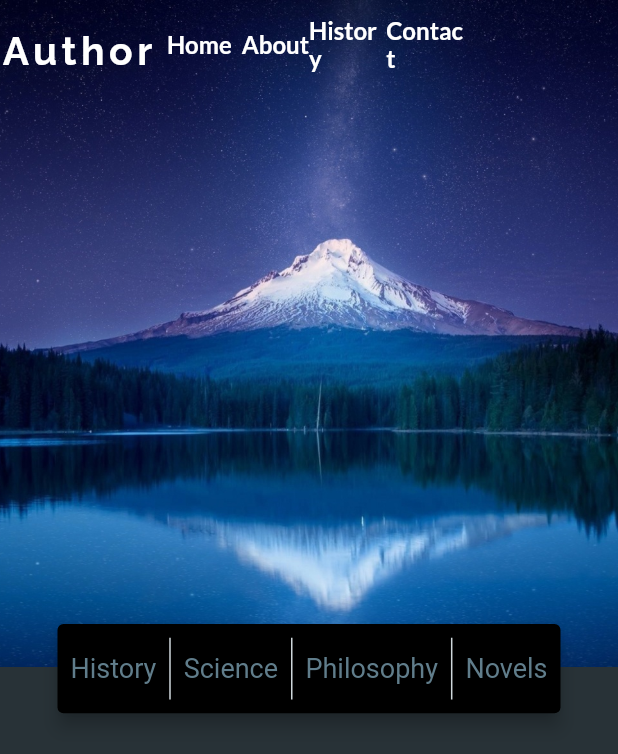
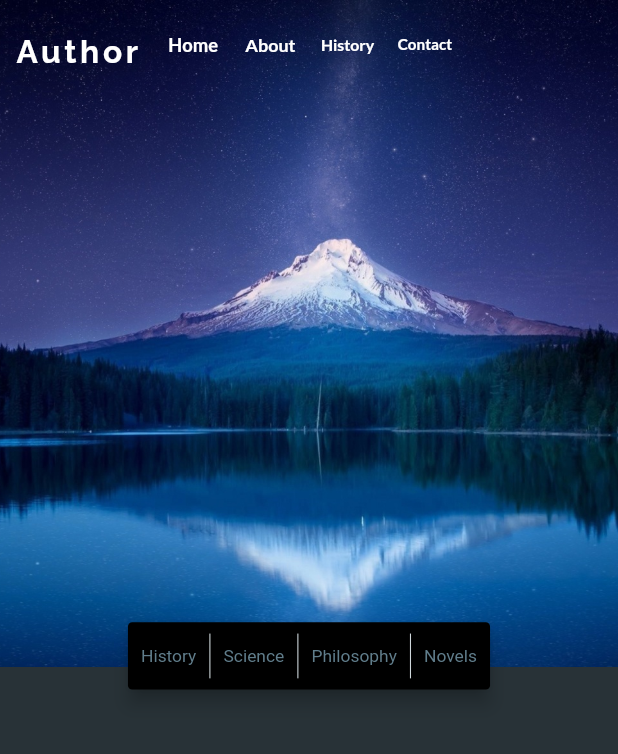
Before and after one commit to kritbovorn/Sample_web_flutter, a Flutter app: the screen it shows after launch, on a phone screen of 412 x 824 dp. Shown: the top 754 px of the screen. Run offline on Flutter 3.47's test engine with Material 2 defaults, Android fonts, the phone set to English and light mode, and no system bars; our stand-ins replace google_fonts.

Commit message:
try again

```diff
--- a/lib/customWidget/header_menu.dart
+++ b/lib/customWidget/header_menu.dart
@@ -29,19 +29,24 @@ class HeaderMenu extends StatelessWidget {
 
                         },
 
-
                         onTap: () {
                           onTap;
                         },
                         child: Column(
                           children: [
 
-                            Text(
-                              title,
-                              style: GoogleFonts.lato(
-                                color: visble ? const Color.fromARGB(255, 209, 165, 21) : Colors.white,
-                                fontWeight: FontWeight.bold,
-                                fontSize: 16,
+                            FittedBox(
+                              fit: BoxFit.fitWidth,
+                              child: Padding(
+                                padding: const EdgeInsets.only(left: 12, right: 12),
+                                child: Text(
+                                  title,
+                                  style: GoogleFonts.lato(
+                                    color: visble ? const Color.fromARGB(255, 209, 165, 21) : Colors.white,
+                                    fontWeight: FontWeight.bold,
+                                    fontSize: 16,
+                                  ),
+                                ),
                               ),
                             ),
                             const SizedBox(height: 8,),
--- a/lib/screens/home_page.dart
+++ b/lib/screens/home_page.dart
@@ -30,6 +30,7 @@ class _HomePageState extends State<HomePage> {
   Widget build(BuildContext context) {
 
     var screenSize = MediaQuery.of(context).size;
+
     _opacity = _scrollPosition < screenSize.height * 0.4 ? _scrollPosition / (screenSize.height * 0.4) : 1;
 
     return Scaffold(
--- a/lib/widgets/floating_quick_access_bar.dart
+++ b/lib/widgets/floating_quick_access_bar.dart
@@ -1,5 +1,5 @@
 import 'package:flutter/material.dart';
-import 'package:web_app/responsive/responsive.dart';
+// import 'package:web_app/responsive/responsive.dart';
 
 class FloatingQuickAccessBar extends StatefulWidget {
 
@@ -41,11 +41,14 @@ class _FloatingQuickAccessBarState extends State<FloatingQuickAccessBar> {
             });
           },
           onTap: () {},
+          child: Padding(
+            padding: const EdgeInsets.only(left: 12, right: 12),
             child: Text(
               items[i],
               style: TextStyle(
                 color: _isHoverings[i] ? Colors.blueGrey[900] : Colors.blueGrey,
-            fontSize: 18,
+                fontSize: 16,
+              ),
             ),
           ),
         );
@@ -77,16 +80,19 @@ class _FloatingQuickAccessBarState extends State<FloatingQuickAccessBar> {
       child: Padding(
         padding: EdgeInsets.only(
           top: widget.screenSize.height * 0.5,
-          left: ResponsiveWidget.isSmallScreen(context) ? widget.screenSize.width / 12 : widget.screenSize.width / 5,
-          right: ResponsiveWidget.isSmallScreen(context) ? widget.screenSize.width / 12 : widget.screenSize.width / 5,
+          // left: ResponsiveWidget.isSmallScreen(context) ? widget.screenSize.width / 12 : widget.screenSize.width / 10,
+          // right: ResponsiveWidget.isSmallScreen(context) ? widget.screenSize.width / 12 : widget.screenSize.width / 10,
+          left: widget.screenSize.width * 0.2,
+          right: widget.screenSize.width * 0.2,
         ),
+        child: FittedBox(
           child: Card(
             elevation: 5,
             color: Colors.black,
             child: Padding(
               padding: EdgeInsets.only(
-              top: widget.screenSize.height / 90,
-              bottom: widget.screenSize.height / 90,
+                top: widget.screenSize.height / 80,
+                bottom: widget.screenSize.height / 80,
               ),
               child: Row(
                 mainAxisAlignment: MainAxisAlignment.spaceEvenly,
@@ -95,6 +101,7 @@ class _FloatingQuickAccessBarState extends State<FloatingQuickAccessBar> {
             ),
           ),
         ),
+      ),
     );
   }
 }
--- a/lib/widgets/top_bar_content.dart
+++ b/lib/widgets/top_bar_content.dart
@@ -41,13 +41,18 @@ class _TopBarContentState extends State<TopBarContent> {
               mainAxisAlignment: MainAxisAlignment.center,
               crossAxisAlignment: CrossAxisAlignment.end,
               children: [
-                Text(
+                FittedBox(
+                  child: Padding(
+                    padding: const EdgeInsets.only(left: 12, right: 12),
+                    child: Text(
                       "Author",
                       style: GoogleFonts.raleway(
                         color: Colors.white,
                         fontSize: 26,
                         fontWeight: FontWeight.w700,
                         letterSpacing: 3,
+                      ),
+                    ),
                   ),
                 ),
               ],
```
Lines whose indentation alone changed are shown as unchanged.
